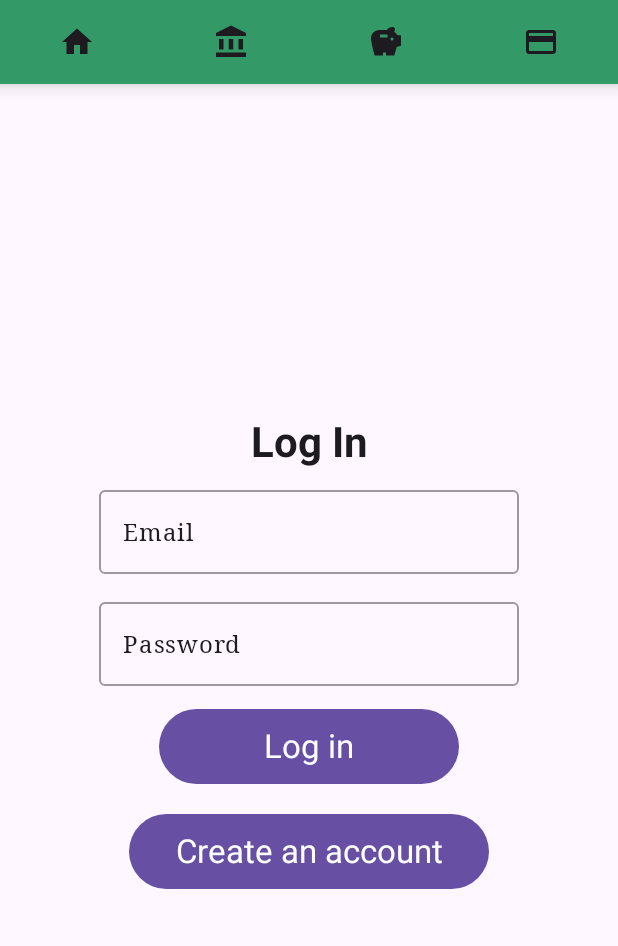
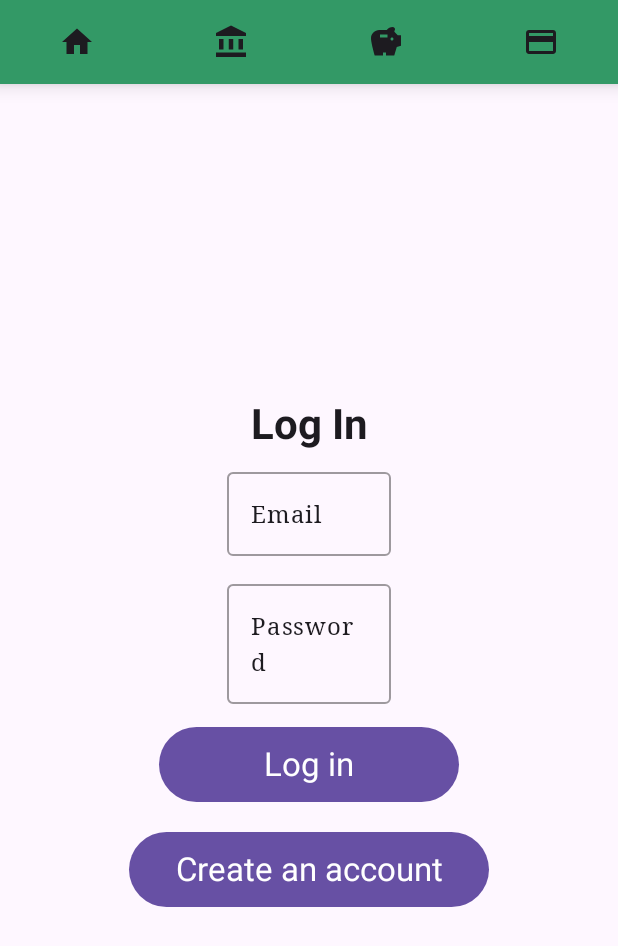
Before and after one commit to AppDevOrganization/5A6-group-project, an Android app built with Jetpack Compose: the @Preview function CJJBankAppPreview, on a phone screen of 412 x 824 dp. Shown: the top 946 px of the screen. Run offline under Robolectric (Android 15) with nearby library versions, the phone set to English and light mode, and no system bars; 1 statement that could not run was skipped.

Commit message:
set the width of the text field

```diff
--- a/app/src/main/java/com/example/emptyactivity/LoginPage.kt
+++ b/app/src/main/java/com/example/emptyactivity/LoginPage.kt
@@ -3,6 +3,7 @@ package com.example.emptyactivity
 import androidx.compose.foundation.layout.Arrangement
 import androidx.compose.foundation.layout.Column
 import androidx.compose.foundation.layout.fillMaxSize
+import androidx.compose.foundation.layout.fillMaxWidth
 import androidx.compose.foundation.layout.height
 import androidx.compose.foundation.layout.padding
 import androidx.compose.foundation.layout.width
@@ -90,6 +91,7 @@ fun LoginSignupTextField(label: String, placeholder: String, onValueChange: (new
     var inputText by remember { mutableStateOf("") }
 
     OutlinedTextField(
+        singleLine = true,
         label = { Text(label) },
         value = inputText,
         onValueChange = { inputText = it; onValueChange(inputText) },
@@ -98,7 +100,9 @@ fun LoginSignupTextField(label: String, placeholder: String, onValueChange: (new
                 text = placeholder
             )
         },
-        modifier = modifier.padding(5.dp)
+        modifier = modifier
+            .width(120.dp)
+            .padding(5.dp)
     )
 }
 
```
